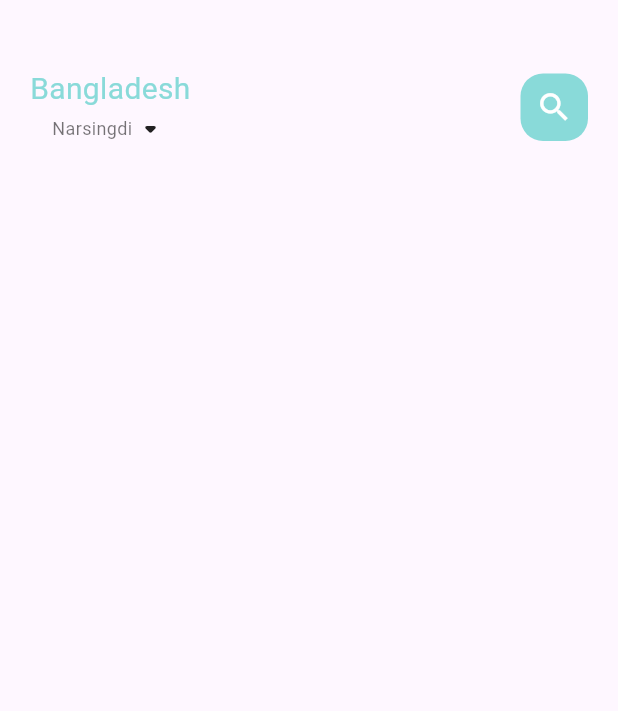
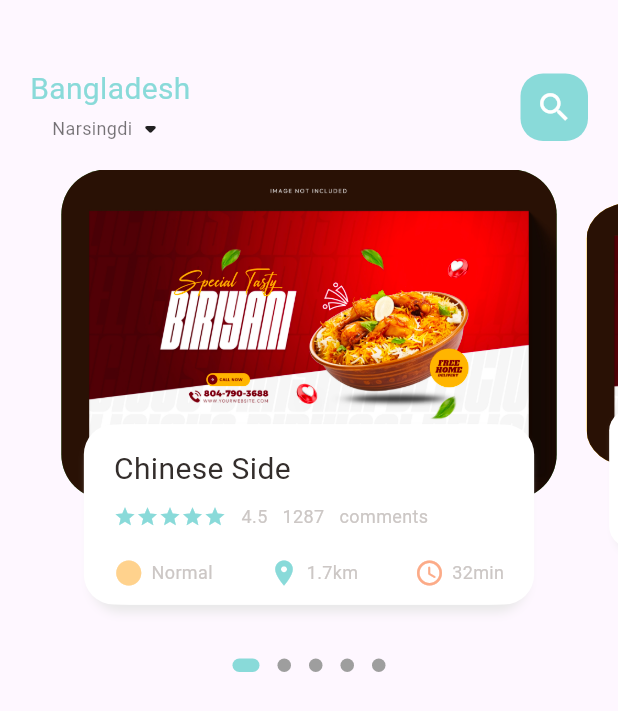
Before and after one commit to Check-HazratALi/food_app, a Flutter app: the screen it shows after launch, on a phone screen of 412 x 824 dp. Shown: the top 711 px of the screen. Run offline on Flutter 3.47's test engine with Material 3 defaults, Android fonts, the phone set to English and light mode, and no system bars; drawn by our look-alikes of dots_indicator.

```diff
--- /dev/null
+++ b/lib/home/food_page_body.dart
@@ -0,0 +1,189 @@
+import 'package:dots_indicator/dots_indicator.dart';
+import 'package:flutter/material.dart';
+import 'package:food_app/utils/colors.dart';
+import 'package:food_app/widgets/big_text.dart';
+import 'package:food_app/widgets/icon_and_text_widget.dart';
+import 'package:food_app/widgets/small_text.dart';
+
+class FoodPageBody extends StatefulWidget {
+  const FoodPageBody({super.key});
+
+  @override
+  State<FoodPageBody> createState() => _FoodPageBodyState();
+}
+
+class _FoodPageBodyState extends State<FoodPageBody> {
+  PageController pageController = PageController(viewportFraction: 0.85);
+  var _currentPageValue = 0.0;
+
+  @override
+  void initState() {
+    super.initState();
+    pageController.addListener(() {
+      setState(() {
+        _currentPageValue = pageController.page!;
+      });
+    });
+  }
+
+  @override
+  void dispose() {
+    pageController.dispose();
+    super.dispose();
+  }
+
+  @override
+  Widget build(BuildContext context) {
+    return Column(
+      children: [
+        //slider section
+        Container(
+          height: 320,
+          child: PageView.builder(
+            controller: pageController,
+            itemCount: 5,
+            itemBuilder: (context, position) {
+              return _buildPageItem(position);
+            },
+          ),
+        ),
+
+        //dots indicator section
+        DotsIndicator(
+          dotsCount: 5,
+          position: _currentPageValue,
+          decorator: DotsDecorator(
+            activeColor: AppColors.mainColor,
+            size: const Size.square(9.0),
+            activeSize: const Size(18.0, 9.0),
+            activeShape: RoundedRectangleBorder(
+              borderRadius: BorderRadius.circular(5.0),
+            ),
+          ),
+        ),
+      ],
+    );
+  }
+
+  Widget _buildPageItem(int index) {
+    Matrix4 matrix = new Matrix4.identity();
+    if (index == _currentPageValue.floor()) {
+      var currScale = 1 - (_currentPageValue - index) * (1 - 0.8);
+      var currTrans = 220 * (1 - currScale) / 2;
+      matrix = Matrix4.diagonal3Values(1, currScale, 1)..setTranslationRaw(0, currTrans, 0);
+    } else if (index == _currentPageValue.floor() + 1) {
+      var currScale = 0.8 + (_currentPageValue - index + 1) * (1 - 0.8);
+      var currTrans = 220 * (1 - currScale) / 2;
+      matrix = Matrix4.diagonal3Values(1, currScale, 1)..setTranslationRaw(0, currTrans, 0);
+    } else if (index == _currentPageValue.floor() - 1) {
+      var currScale = 1 - (_currentPageValue - index) * (1 - 0.8);
+      var currTrans = 220 * (1 - currScale) / 2;
+      matrix = Matrix4.diagonal3Values(1, currScale, 1)..setTranslationRaw(0, currTrans, 0);
+    } else {
+      var currScale = 0.8;
+      var currTrans = 220 * (1 - currScale) / 2;
+      matrix = Matrix4.diagonal3Values(1, currScale, 1)..setTranslationRaw(0, currTrans, 0);
+    }
+
+    return Transform(
+      transform: matrix,
+      child: Stack(
+        children: [
+          Container(
+            height: 220,
+            margin: const EdgeInsets.only(left: 10, right: 10),
+            decoration: BoxDecoration(
+              borderRadius: BorderRadius.circular(30),
+              color: index.isEven ? Colors.green : Colors.amber,
+              image: DecorationImage(
+                fit: BoxFit.cover,
+                image: AssetImage("assets/image/food1.jpg"),
+              ),
+            ),
+          ),
+          Align(
+            alignment: Alignment.bottomCenter,
+            child: Container(
+              height: 120,
+              margin: const EdgeInsets.only(left: 30, right: 30, bottom: 30),
+              decoration: BoxDecoration(
+                borderRadius: BorderRadius.circular(20),
+                color: Colors.white,
+                boxShadow: [
+                  BoxShadow(
+                    color: Color(0xFFe8e8e8),
+                    blurRadius: 5.0,
+                    offset: Offset(0, 5),
+                  ),
+                  BoxShadow(
+                    color: Colors.white,
+                    offset: Offset(-5, 0),
+                  ),
+                  BoxShadow(
+                    color: Colors.white,
+                    offset: Offset(5, 0),
+                  ),
+                ],
+              ),
+              child: Container(
+                padding: const EdgeInsets.only(top: 15, left: 15, right: 15),
+                child: Column(
+                  crossAxisAlignment: CrossAxisAlignment.start,
+                  children: [
+                    BigText(text: "Chinese Side"),
+                    SizedBox(height: 10),
+                    Row(
+                      children: [
+                        Wrap(
+                          children: List.generate(
+                            5,
+                            (index) => Icon(
+                              Icons.star,
+                              color: AppColors.mainColor,
+                              size: 15,
+                            ),
+                          ),
+                        ),
+                        SizedBox(width: 10),
+                        SmallText(text: "4.5"),
+                        SizedBox(width: 10),
+                        SmallText(text: "1287"),
+                        SizedBox(width: 10),
+                        SmallText(text: "comments"),
+                      ],
+                    ),
+                    SizedBox(height: 20),
+
+                    Row(
+                      mainAxisAlignment: MainAxisAlignment.spaceBetween,
+                      children: [
+                        IconAndTextWidget(
+                          icon: Icons.circle_sharp,
+                          iconColor: AppColors.iconColor1,
+                          text: "Normal",
+                        ),
+                        SizedBox(width: 20),
+                        IconAndTextWidget(
+                          icon: Icons.location_on,
+                          iconColor: AppColors.mainColor,
+                          text: "1.7km",
+                        ),
+                        SizedBox(width: 20),
+                        IconAndTextWidget(
+                          icon: Icons.access_time_rounded,
+                          iconColor: AppColors.iconColor2,
+                          text: "32min",
+                        ),
+                      ],
+                    ),
+                  ],
+                ),
+              )
+            ),
+          ),
+
+        ],
+      ),
+    );
+  }
+}
--- a/lib/home/main_food_page.dart
+++ b/lib/home/main_food_page.dart
@@ -1,4 +1,5 @@
 import 'package:flutter/material.dart';
+import 'package:food_app/home/food_page_body.dart';
 import 'package:food_app/utils/colors.dart';
 import 'package:food_app/widgets/big_text.dart';
 import 'package:food_app/widgets/small_text.dart';
@@ -16,6 +17,7 @@ class _MainFoodPageState extends State<MainFoodPage> {
     return Scaffold(
       body: Column(
         children: [
+          //showing the header
           Container(
             child: Container(
               margin: EdgeInsets.only(top: 45, bottom: 15),
@@ -50,6 +52,11 @@ class _MainFoodPageState extends State<MainFoodPage> {
               ),
             ),
           ),
+
+          //showing the body
+          FoodPageBody(),
+
+
         ],
       ),
     );
--- /dev/null
+++ b/lib/widgets/icon_and_text_widget.dart
@@ -0,0 +1,25 @@
+import 'package:flutter/material.dart';
+import 'package:food_app/widgets/small_text.dart';
+
+class IconAndTextWidget extends StatelessWidget {
+  const IconAndTextWidget({
+    super.key,
+    required this.text,
+    required this.icon,
+    required this.iconColor,
+  });
+  final String text;
+  final IconData icon;
+  final Color iconColor;
+
+  @override
+  Widget build(BuildContext context) {
+    return Row(
+      children: [
+        Icon(icon, color: iconColor, size: 20),
+        SizedBox(width: 5),
+        SmallText(text: text),
+      ],
+    );
+  }
+}
--- a/pubspec.yaml
+++ b/pubspec.yaml
@@ -12,6 +12,7 @@ dependencies:
     sdk: flutter
 
   cupertino_icons: ^1.0.8
+  dots_indicator: ^4.0.1
 
 dev_dependencies:
   flutter_test:
@@ -23,9 +24,8 @@ flutter:
 
   uses-material-design: true
 
-  # assets:
-  #   - images/a_dot_burr.jpeg
-  #   - images/a_dot_ham.jpeg
+  assets:
+    - assets/image/
 
   fonts:
     - family: Schyler
```
Also changed, not shown: assets/image/food1.jpg (added), assets/image/food2.jpg (added), pubspec.lock.
